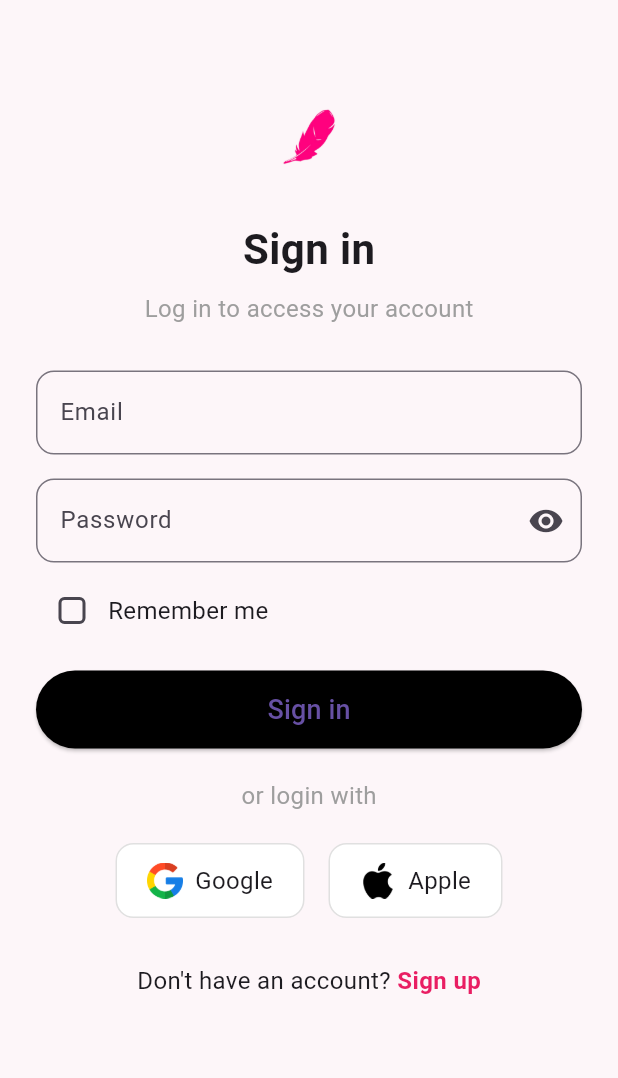
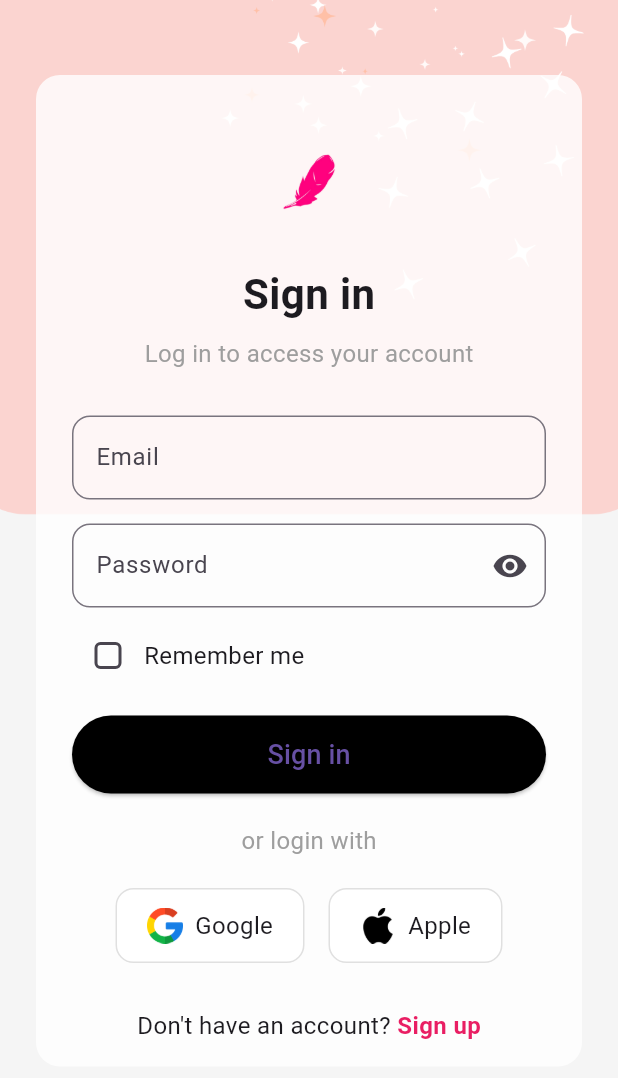
Before and after one commit to ClarenceLaria/ovia, a Flutter app: the LoginScreen screen opened directly, on a phone screen of 412 x 824 dp. Shown: the top 1078 px of the screen. Run offline on Flutter 3.47's test engine with Material 3 defaults, Android fonts, the phone set to English and light mode, and no system bars; our stand-ins replace smooth_page_indicator.

Commit message:
Signin screen updates

```diff
--- a/lib/screens/login_screen.dart
+++ b/lib/screens/login_screen.dart
@@ -4,8 +4,15 @@ import 'package:ovia_app/features/login/primary_button.dart';
 import 'package:ovia_app/features/login/social_login_button.dart';
 import 'package:ovia_app/screens/signup_screen.dart';
 
-class LoginScreen extends StatelessWidget {
+class LoginScreen extends StatefulWidget {
   const LoginScreen({super.key});
+
+  @override
+  State<LoginScreen> createState() => _LoginScreenState();
+}
+
+class _LoginScreenState extends State<LoginScreen> {
+  _LoginScreenState();
 
   @override
   Widget build(BuildContext context) {
@@ -13,14 +20,31 @@ class LoginScreen extends StatelessWidget {
     final passwordController = TextEditingController();
 
     return Scaffold(
-      backgroundColor: const Color(0xFFFDF6F9),
-      body: SafeArea(
+      body: Stack(
+        children: [
+          Container(
+            decoration: const BoxDecoration(
+              image: DecorationImage(
+                image: AssetImage('assets/images/ovia-bg.png'),
+                fit: BoxFit.cover,
+              ),
+            ),
+          ),
+          // const Center(
+          //   child: CircularProgressIndicator(),
+          // ),
+          Container(
+            margin: const EdgeInsets.symmetric(vertical: 50, horizontal: 24),
+            decoration: BoxDecoration(
+              borderRadius: BorderRadius.circular(16),
+              color: Colors.white.withOpacity(0.8),
+            ),
             child: SingleChildScrollView(
               padding: const EdgeInsets.symmetric(horizontal: 24, vertical: 16),
               child: Column(
                 crossAxisAlignment: CrossAxisAlignment.center,
                 children: [
-              const SizedBox(height: 50),
+                  const SizedBox(height: 30),
 
                   // Logo
                   Image.asset('assets/icons/ovia_logo_icon.png', height: 50),
@@ -136,6 +160,8 @@ class LoginScreen extends StatelessWidget {
               ),
             ),
           ),
+        ],
+      ),
     );
   }
 }
--- a/pubspec.yaml
+++ b/pubspec.yaml
@@ -68,6 +68,7 @@ flutter:
 
   # To add assets to your application, add an assets section, like this:
   assets:
+    - assets/images/
     - assets/images/onboarding/cramps1.png
     - assets/images/onboarding/cramps2.png
     - assets/images/onboarding/pregnant1.png
```
Also changed, not shown: lib/main.dart (+30 -0 lines), assets/images/ovia-bg.png (added). Lines whose indentation alone changed are shown as unchanged.
